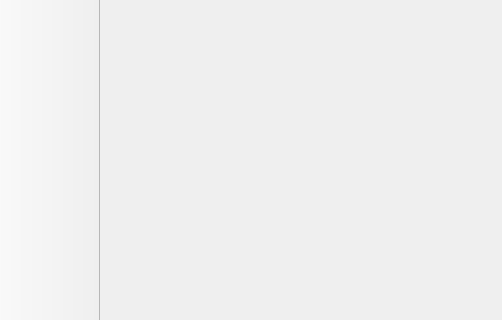
The window that SIM-VICUS/src/SVMainWindow.ui (ghorwin/SIM-VICUS) describes before a commit, drawn with Qt 5; both pictures show x 0 to 502 and y 161 to 481 of the 1112 by 707 pixel window.
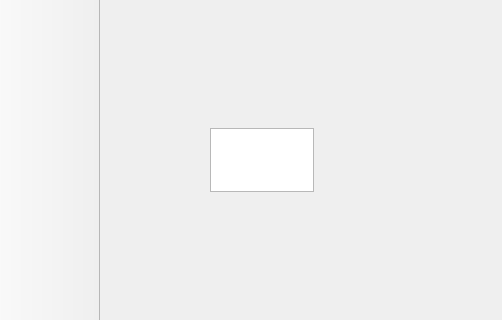
The same window after the commit. Icons and pictures are not drawn.

```diff
--- a/SIM-VICUS/src/SVMainWindow.ui
+++ b/SIM-VICUS/src/SVMainWindow.ui
@@ -13,7 +13,18 @@
   <property name="windowTitle">
    <string>DelMainWindow</string>
   </property>
-  <widget class="QWidget" name="centralWidget"/>
+  <widget class="QWidget" name="centralWidget">
+   <widget class="QTextEdit" name="textEdit">
+    <property name="geometry">
+     <rect>
+      <x>110</x>
+      <y>270</y>
+      <width>104</width>
+      <height>64</height>
+     </rect>
+    </property>
+   </widget>
+  </widget>
   <widget class="QMenuBar" name="menuBar">
    <property name="geometry">
     <rect>
```
Left out of the diff: 8 changed lines with no effect on the pictures.
